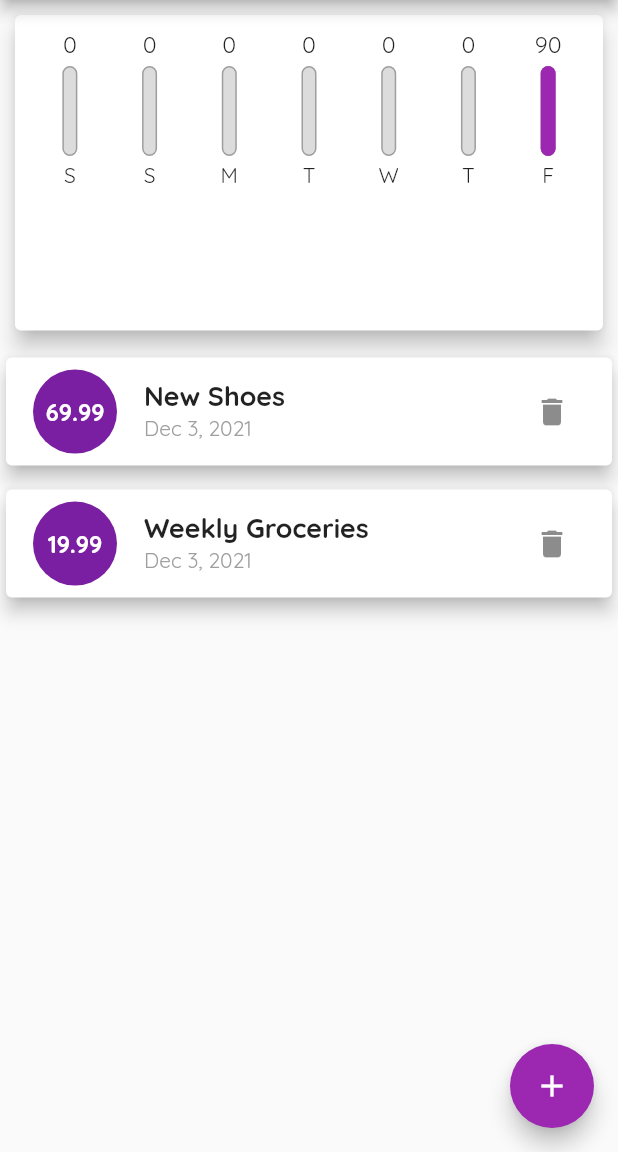
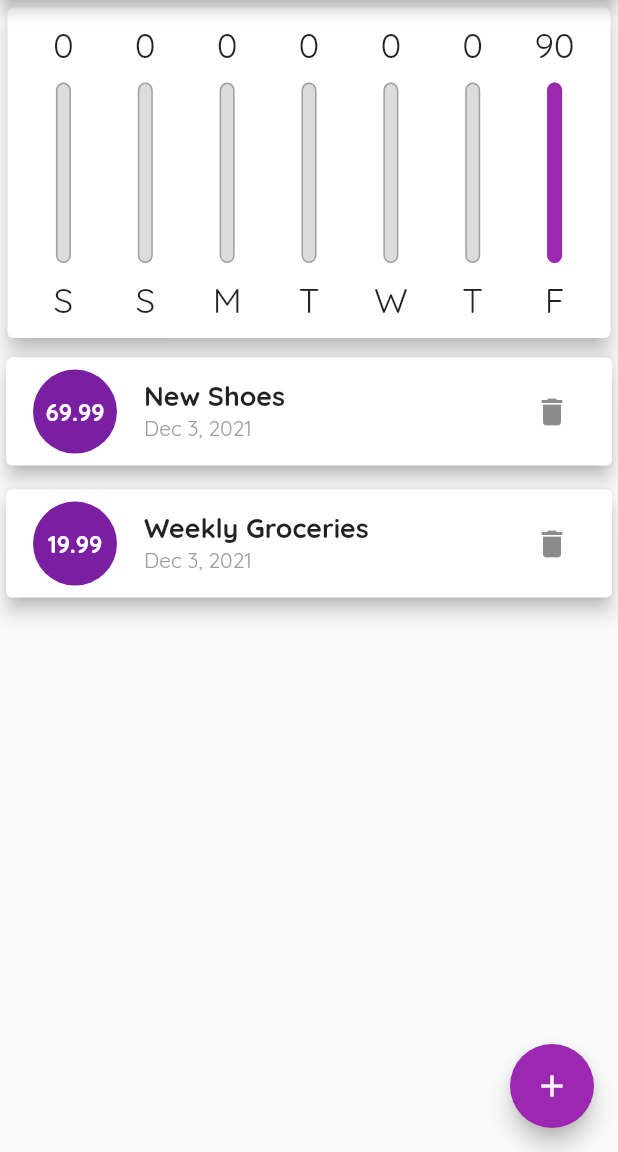
Before and after one commit to aj2460/Expense-calc, a Flutter app: the screen it shows after launch, on a phone screen of 412 x 824 dp, the part 84-1236 px from its top. Run offline on Flutter 3.47's test engine with Material 2 defaults, Android fonts, the phone set to English and light mode, and no system bars.

Commit message:
display chart bar widget using layout builder

```diff
--- a/lib/widgets/chart.dart
+++ b/lib/widgets/chart.dart
@@ -37,7 +37,7 @@ class Chart extends StatelessWidget {
   @override
   Widget build(BuildContext context) {
     return Card(
-      margin: EdgeInsets.all(10),
+      margin: EdgeInsets.all(5),
       elevation: 6,
       child: Padding(
         padding: EdgeInsets.all(10),
--- a/lib/widgets/chart_bar.dart
+++ b/lib/widgets/chart_bar.dart
@@ -9,10 +9,11 @@ class ChartBar extends StatelessWidget {
 
   @override
   Widget build(BuildContext context) {
+    return LayoutBuilder(builder: (ctx, constraints) {
       return Column(
         children: [
           Container(
-          height: 20,
+            height: constraints.maxHeight * .15,
             child: FittedBox(
               child: Text(
                 "${spendingAmount.toStringAsFixed(0)}",
@@ -20,10 +21,10 @@ class ChartBar extends StatelessWidget {
             ),
           ),
           SizedBox(
-          height: 4,
+            height: constraints.maxHeight * .05,
           ),
           Container(
-          height: 60,
+            height: constraints.maxHeight * .6,
             width: 10,
             child: Stack(
               children: [
@@ -47,10 +48,16 @@ class ChartBar extends StatelessWidget {
             ),
           ),
           SizedBox(
-          height: 4,
+            height: constraints.maxHeight * .05,
           ),
-        Text(label)
+          Container(
+            height: constraints.maxHeight * .15,
+            child: FittedBox(
+              child: Text(label),
+            ),
+          )
         ],
       );
+    });
   }
 }
```
Lines whose indentation alone changed are shown as unchanged.
